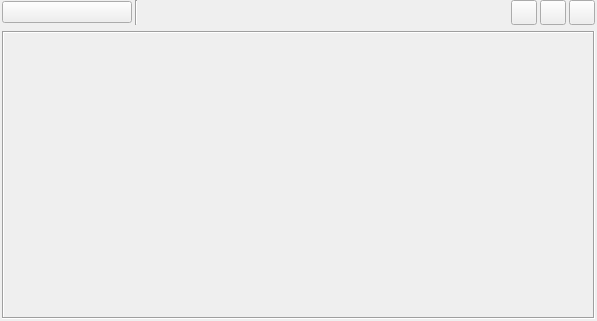
Old version of the form ui/story_structure_settings.ui in the repository zkovari/plotlyst.
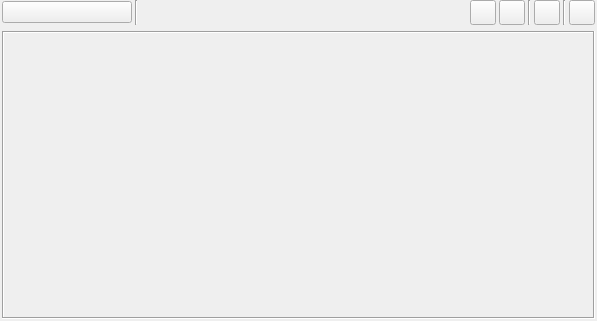
New version of the form. Custom widgets are drawn as their Qt base class.

Commit message: Link character to structure, closes #530

What changed in the file:
```diff
--- a/ui/story_structure_settings.ui
+++ b/ui/story_structure_settings.ui
@@ -104,6 +104,35 @@
        </property>
       </widget>
      </item>
+     <item>
+      <widget class="QToolButton" name="btnLinkCharacter">
+       <property name="cursor">
+        <cursorShape>PointingHandCursor</cursorShape>
+       </property>
+       <property name="toolTip">
+        <string>Link character</string>
+       </property>
+       <property name="text">
+        <string/>
+       </property>
+       <property name="iconSize">
+        <size>
+         <width>18</width>
+         <height>18</height>
+        </size>
+       </property>
+       <property name="transparent" stdset="0">
+        <bool>true</bool>
+       </property>
+      </widget>
+     </item>
+     <item>
+      <widget class="Line" name="line_3">
+       <property name="orientation">
+        <enum>Qt::Vertical</enum>
+       </property>
+      </widget>
+     </item>
      <item>
       <widget class="QToolButton" name="btnCopy">
        <property name="cursor">
@@ -126,6 +155,13 @@
        </property>
       </widget>
      </item>
+     <item>
+      <widget class="Line" name="line_2">
+       <property name="orientation">
+        <enum>Qt::Vertical</enum>
+       </property>
+      </widget>
+     </item>
      <item>
       <widget class="QToolButton" name="btnDelete">
        <property name="cursor">
```
Left out of the diff: 3 changed lines with no effect on the pictures. The commit also changes 1 other file.
